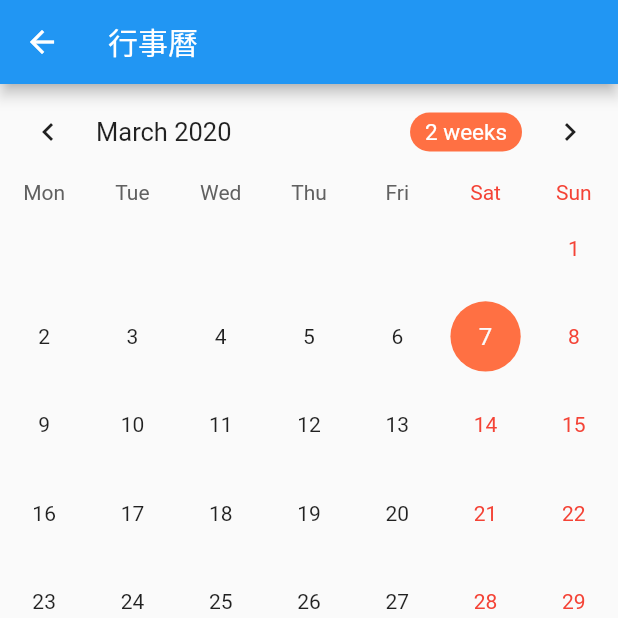
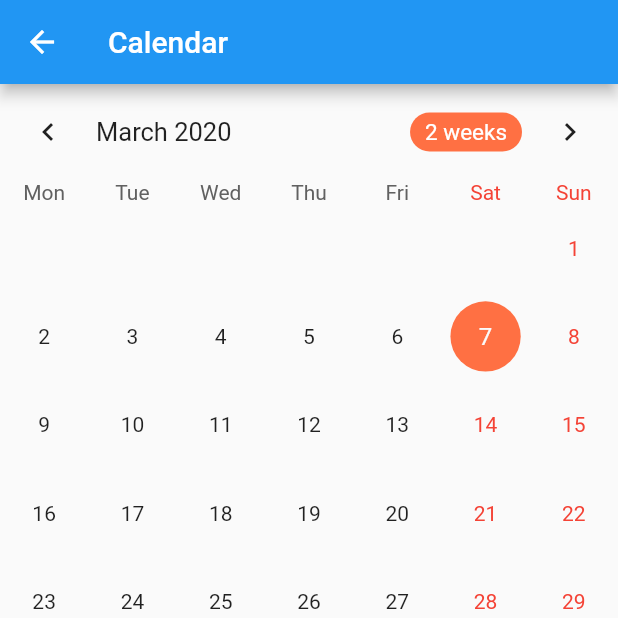
Before and after one commit to NEO-TAT/tat_flutter, a Flutter app: the CalendarPage screen opened directly, after a tap on "cancel", on a phone screen of 412 x 824 dp, the top half of it. Run offline on Flutter 3.47's test engine with Material 2 defaults, Android fonts, the phone set to English and light mode, and no system bars; drawn by our look-alikes of table_calendar; our stand-ins replace auto_size_text, awesome_dialog, cached_network_image, cookie_jar, dio, dio_cookie_manager and 21 more; missing offline and left inert: back_button_interceptor, big5, easy_dialog, flutter_downloader, flutter_webview_plugin and 6 more; accounts and stored records are empty; generated files the repository leaves out were written again; network calls fail; statements that could not run were skipped.

Commit message:
fix calendarpage bug

```diff
--- a/lib/l10n/intl_en.arb
+++ b/lib/l10n/intl_en.arb
@@ -13,6 +13,7 @@
   "update": "update",
   "setting": "Setting",
   "restart": "restart",
+  "calendar": "Calendar",
   "alertError": "An error occurred",
   "downloadError" : " Download Error",
   "isALink" : "is a Link",
@@ -62,6 +63,8 @@
   "getISchoolPlusCourseAnnouncementDetailError" : "Get course announcement detail error",
   "getScoreRank": "Getting grade...",
   "getScoreRankError": "Getting grade error",
+  "getCalendar": "Getting Calendar",
+  "getCalendarError": "Getting Calendar Error",
   "deleteMessage": "Deleting message...",
   "deleteMessageError": "Delete error",
   "___________________courseUi___________________": "註解",
--- a/lib/l10n/intl_zh.arb
+++ b/lib/l10n/intl_zh.arb
@@ -13,6 +13,7 @@
   "update": "更新",
   "setting": "設定",
   "restart": "重試",
+  "calendar": "行事曆",
   "alertError": "發生錯誤",
   "downloadError" : "下載發生錯誤",
   "isALink" : "發現外部連結",
@@ -62,6 +63,8 @@
   "getISchoolPlusCourseAnnouncementDetailError" : "取得公告內容錯誤",
   "getScoreRank": "取得成績中...",
   "getScoreRankError": "取得成績錯誤",
+  "getCalendar": "取得行事曆中...",
+  "getCalendarError": "取得行事曆中",
   "deleteMessage": "刪除訊息中...",
   "deleteMessageError": "刪除錯誤",
   "___________________courseUi___________________": "註解",
--- a/lib/ui/pages/calendar/CalendarPage.dart
+++ b/lib/ui/pages/calendar/CalendarPage.dart
@@ -1,12 +1,12 @@
 import 'package:flutter/material.dart';
 import 'package:flutter_app/debug/log/Log.dart';
 import 'package:flutter_app/generated/R.dart';
-import 'package:flutter_app/src/connector/NTUTAppConnector.dart';
 import 'package:flutter_app/src/connector/NTUTConnector.dart';
 import 'package:flutter_app/src/json/NTUTCalendarJson.dart';
 import 'package:flutter_app/src/taskcontrol/TaskHandler.dart';
 import 'package:flutter_app/src/taskcontrol/TaskModelFunction.dart';
 import 'package:flutter_app/src/taskcontrol/task/CheckCookiesTask.dart';
+import 'package:flutter_app/src/util/LanguageUtil.dart';
 import 'package:flutter_app/ui/other/ErrorDialog.dart';
 import 'package:flutter_app/ui/other/MyProgressDialog.dart';
 import 'package:table_calendar/table_calendar.dart';
@@ -18,11 +18,14 @@ class CalendarPage extends StatefulWidget {
 
 // Example holidays
 final Map<DateTime, List> _holidays = {
+  /*
   DateTime(2019, 1, 1): ['New Year\'s Day'],
   DateTime(2019, 1, 6): ['Epiphany'],
   DateTime(2019, 2, 14): ['Valentine\'s Day'],
   DateTime(2019, 4, 21): ['Easter Sunday'],
   DateTime(2019, 4, 22): ['Easter Monday'],
+
+   */
 };
 
 class _CalendarPageState extends State<CalendarPage>
@@ -58,26 +61,29 @@ class _CalendarPageState extends State<CalendarPage>
     DateTime startTime = DateTime( time.year , time.month , 1);
     DateTime endTime = DateTime( time.year , time.month+1 , 1);
     List<NTUTCalendarJson> eventNTUTs;
+    _events = Map();
     TaskHandler.instance.addTask(TaskModelFunction(
       context,
       require: [CheckCookiesTask.checkNTUT],
       taskFunction: () async {
-        MyProgressDialog.showProgressDialog(context, "取得中...");
+        MyProgressDialog.showProgressDialog(context, R.current.getCalendar);
         //查詢已修課程
         eventNTUTs = await NTUTConnector.getCalendar( startTime , endTime );
         MyProgressDialog.hideProgressDialog();
+        if( eventNTUTs != null ){
           return true;
+        }else{
+          return false;
+        }
       },
       errorFunction: () {
         ErrorDialogParameter parameter = ErrorDialogParameter(
           context: context,
-          desc: R.current.getCourseDetailError,
+          desc: R.current.getCalendarError,
         );
         ErrorDialog(parameter).show();
       },
-      successFunction: () async {},
-    ));
-    await TaskHandler.instance.startTaskQueue(context);
+      successFunction: () async {
         _events = Map();
         for(int i=0;i<eventNTUTs.length;i++){
           NTUTCalendarJson eventNTUT = eventNTUTs[i];
@@ -87,16 +93,14 @@ class _CalendarPageState extends State<CalendarPage>
             _events[ eventNTUT.startTime ] = [eventNTUT.calTitle];
           }
         }
+
+      },
+    ));
+    await TaskHandler.instance.startTaskQueue(context);
     setState(() {
-
+      _selectedEvents = [];
     });
-
   }
-
-
-
-
-
 
   @override
   void dispose() {
@@ -122,7 +126,7 @@ class _CalendarPageState extends State<CalendarPage>
   Widget build(BuildContext context) {
     return Scaffold(
       appBar: AppBar(
-        title: Text("行事曆"),
+        title: Text(R.current.calendar),
       ),
       body: Column(
         mainAxisSize: MainAxisSize.max,
@@ -143,6 +147,7 @@ class _CalendarPageState extends State<CalendarPage>
   // Simple TableCalendar configuration (using Styles)
   Widget _buildTableCalendar() {
     return TableCalendar(
+      locale: (LanguageUtil.getLangIndex() == LangEnum.zh) ? "zh_CN" : "en_US",
       calendarController: _calendarController,
       events: _events,
       holidays: _holidays,
@@ -166,6 +171,7 @@ class _CalendarPageState extends State<CalendarPage>
     );
   }
 
+  /*
   // More advanced TableCalendar configuration (using Builders & Styles)
   Widget _buildTableCalendarWithBuilders() {
     return TableCalendar(
@@ -282,6 +288,8 @@ class _CalendarPageState extends State<CalendarPage>
     );
   }
 
+   */
+
   Widget _buildHolidaysMarker() {
     return Icon(
       Icons.add_box,
```
Also changed, not shown: lib/generated/intl/messages_en.dart, lib/generated/intl/messages_zh.dart, lib/generated/l10n.dart. Lines whose indentation alone changed are shown as unchanged.
